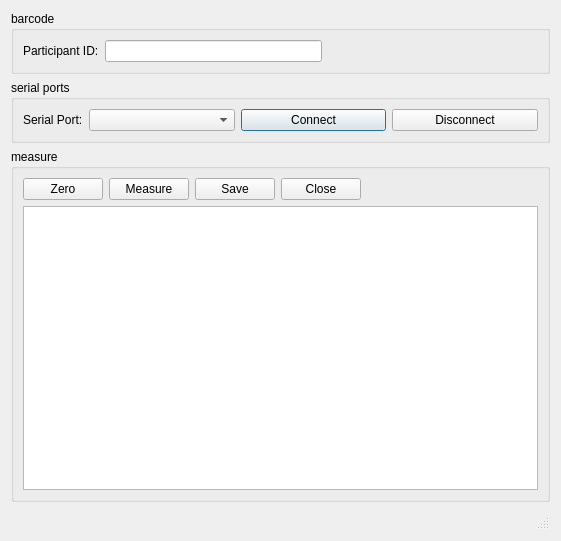
First picture: the form in src/dialogs/weighscaledialog.ui, repository inglis-dl/cypress, before the edit.
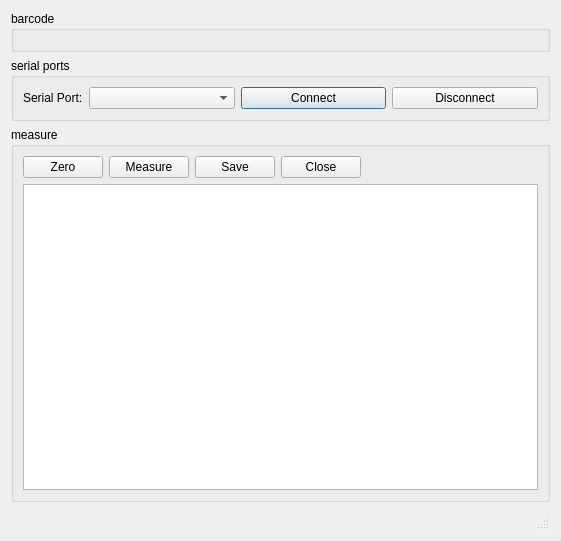
Second picture: the form after the edit. Custom widgets are drawn as their Qt base class.

Commit message: WIP: impl barcode widget - adding a barcode widget

Diff of the .ui file:
```diff
--- a/src/dialogs/weighscaledialog.ui
+++ b/src/dialogs/weighscaledialog.ui
@@ -27,46 +27,7 @@
      </property>
      <layout class="QHBoxLayout" name="horizontalLayout">
       <item>
-       <widget class="QLabel" name="iDlabel">
-        <property name="text">
-         <string>Participant ID:</string>
-        </property>
-        <property name="buddy">
-         <cstring>barcodeLineEdit</cstring>
-        </property>
-       </widget>
-      </item>
-      <item>
-       <widget class="QLineEdit" name="barcodeLineEdit">
-        <property name="inputMask">
-         <string/>
-        </property>
-        <property name="text">
-         <string/>
-        </property>
-        <property name="maxLength">
-         <number>32767</number>
-        </property>
-        <property name="cursorPosition">
-         <number>0</number>
-        </property>
-        <property name="clearButtonEnabled">
-         <bool>true</bool>
-        </property>
-       </widget>
-      </item>
-      <item>
-       <spacer name="horizontalSpacer">
-        <property name="orientation">
-         <enum>Qt::Horizontal</enum>
-        </property>
-        <property name="sizeHint" stdset="0">
-         <size>
-          <width>80</width>
-          <height>20</height>
-         </size>
-        </property>
-       </spacer>
+       <widget class="BarcodeWidget" name="barcodeWidget" native="true"/>
       </item>
      </layout>
     </widget>
@@ -223,6 +184,17 @@
    </item>
   </layout>
  </widget>
+ <customwidgets>
+  <customwidget>
+   <class>BarcodeWidget</class>
+   <extends>QWidget</extends>
+   <header>widgets/BarcodeWidget.h</header>
+   <container>1</container>
+  </customwidget>
+ </customwidgets>
+ <includes>
+  <include location="local">widgets/BarcodeWidget.h</include>
+ </includes>
  <resources/>
  <connections/>
 </ui>
```
The commit also changes 50 other files.
